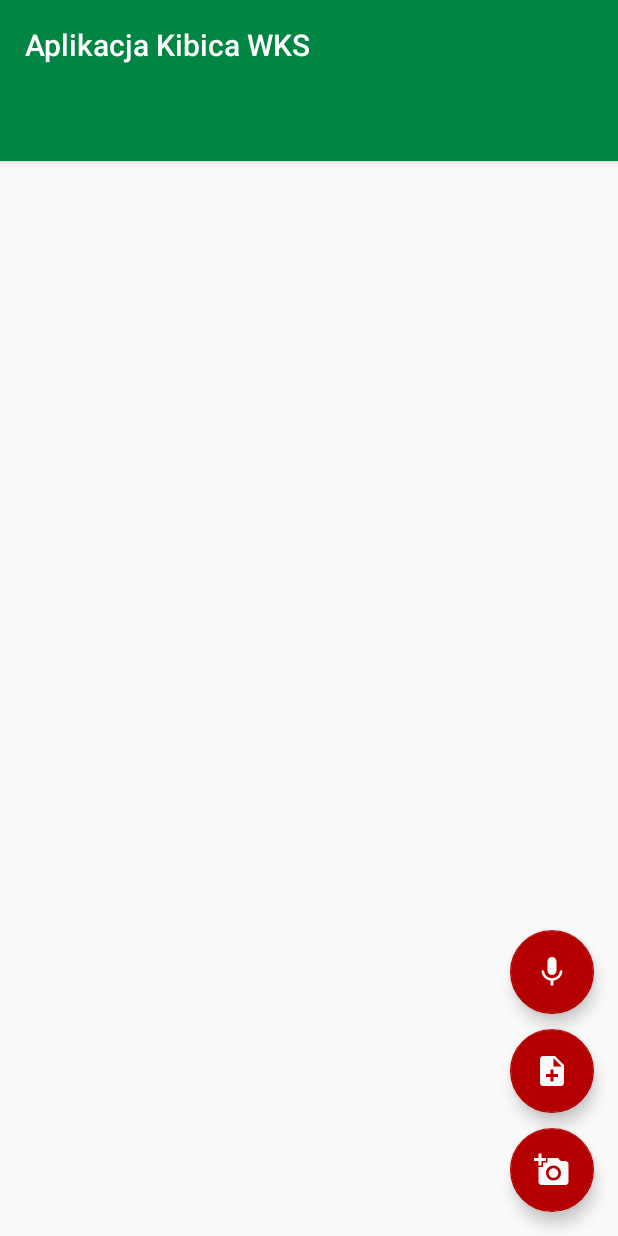
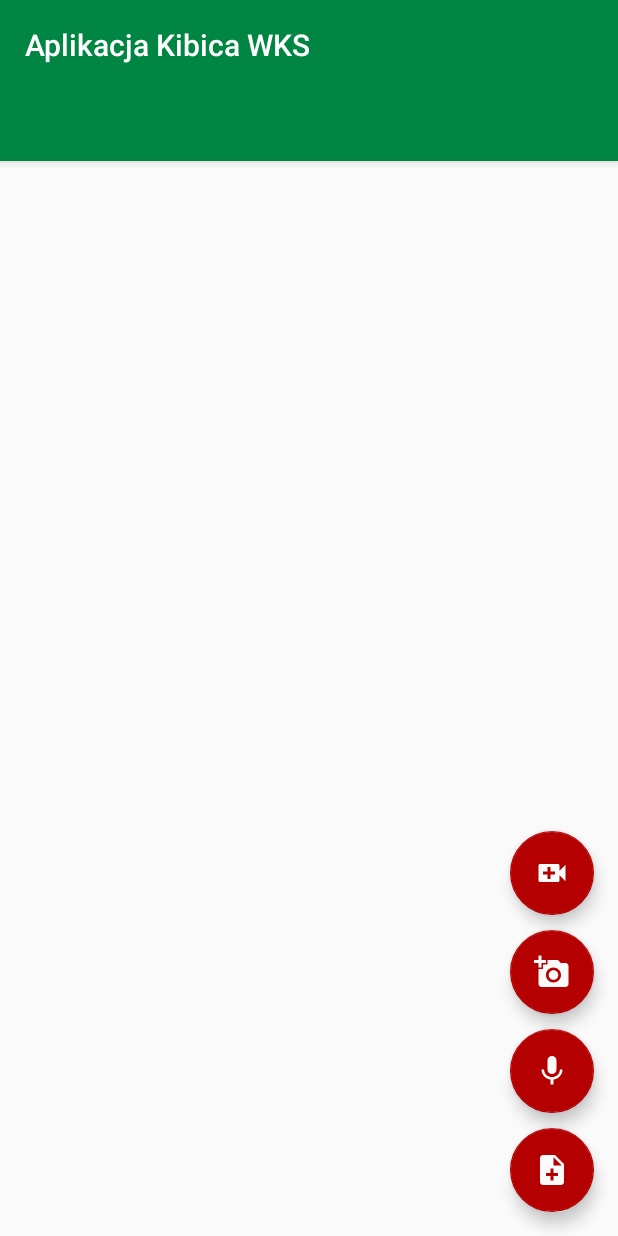
Before and after one commit to Gobral/aplikacja_SW, an Android app: the layout activity_notes2.xml on its own in the app's theme, with its tools: preview values and no code run, on a phone screen of 412 x 824 dp. Run offline under Robolectric (Android 15) with nearby library versions, the phone set to English and light mode, and no system bars.

Commit message:
dodano nowe frahmenty i aktywnosci, generuje nazwy dla wpisow i dziennikow

```diff
--- a/app/src/main/AndroidManifest.xml
+++ b/app/src/main/AndroidManifest.xml
@@ -16,14 +16,15 @@
 
     <application
         android:allowBackup="true"
+        android:hardwareAccelerated="true"
         android:icon="@mipmap/ic_launcher"
         android:label="@string/app_name"
         android:networkSecurityConfig="@xml/network_security_config"
         android:roundIcon="@mipmap/ic_launcher_round"
-        android:hardwareAccelerated="true"
         android:supportsRtl="true"
         android:theme="@style/AppTheme">
-        <activity android:name=".WyswietlanieNewsaActivity"></activity>
+        <activity android:name=".FilmActivity"></activity>
+        <activity android:name=".WyswietlanieNewsaActivity" />
         <activity android:name=".EdycjaWpisuActivity" />
         <activity android:name=".WyswietlaniePliku" />
         <activity
--- a/app/src/main/java/com/example/myapplication/PodgladNotatek.java
+++ b/app/src/main/java/com/example/myapplication/PodgladNotatek.java
@@ -81,6 +81,9 @@ public class PodgladNotatek extends Fragment {
                 final EditText input = new EditText(context);
 
                 input.setInputType(InputType.TYPE_CLASS_TEXT );
+                Calendar currentTime = Calendar.getInstance();
+                input.setText("Dziennik " + currentTime.get(currentTime.YEAR) + "-" + (currentTime.get(currentTime.MONTH) + 1) + "-" + currentTime.get(currentTime.DAY_OF_MONTH) + " " + currentTime.get(currentTime.HOUR_OF_DAY)
+                        + ":" +  currentTime.get(currentTime.MINUTE) + ":" + currentTime.get(currentTime.SECOND));
                 builder.setView(input);
 
                 builder.setPositiveButton("Zatwierdź", new DialogInterface.OnClickListener() {
--- /dev/null
+++ b/app/src/main/res/drawable/ic_video_call_black_24dp.xml
@@ -0,0 +1,5 @@
+<vector android:height="24dp" android:tint="#FAFAFA"
+    android:viewportHeight="24.0" android:viewportWidth="24.0"
+    android:width="24dp" xmlns:android="http://schemas.android.com/apk/res/android">
+    <path android:fillColor="#FF000000" android:pathData="M17,10.5V7c0,-0.55 -0.45,-1 -1,-1H4c-0.55,0 -1,0.45 -1,1v10c0,0.55 0.45,1 1,1h12c0.55,0 1,-0.45 1,-1v-3.5l4,4v-11l-4,4zM14,13h-3v3H9v-3H6v-2h3V8h2v3h3v2z"/>
+</vector>
--- a/app/src/main/res/layout/activity_notes2.xml
+++ b/app/src/main/res/layout/activity_notes2.xml
@@ -19,7 +19,9 @@
             android:minHeight="?actionBarSize"
             android:padding="@dimen/appbar_padding"
             android:text="@string/app_name"
-            android:textAppearance="@style/TextAppearance.Widget.AppCompat.Toolbar.Title" />
+            android:textAppearance="@style/TextAppearance.Widget.AppCompat.Toolbar.Title"
+            android:maxLines="1"
+            android:minLines="1"/>
 
         <com.google.android.material.tabs.TabLayout
             android:id="@+id/tabs"
@@ -35,23 +37,13 @@
         app:layout_behavior="@string/appbar_scrolling_view_behavior" />
 
     <com.google.android.material.floatingactionbutton.FloatingActionButton
-        android:id="@+id/fab"
+        android:id="@+id/dodaj_wpis_fb"
         android:layout_width="wrap_content"
         android:layout_height="wrap_content"
         android:layout_gravity="bottom|end"
         android:layout_margin="@dimen/fab_margin"
-        android:src="@drawable/ic_add_a_photo_black_24dp" />
+        android:src="@drawable/ic_note_add_black_24dp" />
 
-    <com.google.android.material.floatingactionbutton.FloatingActionButton
-        android:id="@+id/dodaj_wpis_fb"
-        android:layout_width="wrap_content"
-        android:layout_height="wrap_content"
-        android:layout_gravity="bottom|end"
-        android:layout_marginTop="@dimen/fab_margin"
-        android:layout_marginLeft="@dimen/fab_margin"
-        android:layout_marginRight="@dimen/fab_margin"
-        android:layout_marginBottom="82dp"
-        android:src="@drawable/ic_note_add_black_24dp" />
     <com.google.android.material.floatingactionbutton.FloatingActionButton
         android:id="@+id/dodaj_glosowe_fb"
         android:layout_width="wrap_content"
@@ -60,8 +52,30 @@
         android:layout_marginTop="@dimen/fab_margin"
         android:layout_marginLeft="@dimen/fab_margin"
         android:layout_marginRight="@dimen/fab_margin"
+        android:layout_marginBottom="82dp"
+        android:src="@drawable/ic_mic_black_24dp" />
+
+    <com.google.android.material.floatingactionbutton.FloatingActionButton
+        android:id="@+id/fab"
+        android:layout_width="wrap_content"
+        android:layout_height="wrap_content"
+        android:layout_gravity="bottom|end"
+        android:layout_marginTop="@dimen/fab_margin"
+        android:layout_marginLeft="@dimen/fab_margin"
+        android:layout_marginRight="@dimen/fab_margin"
         android:layout_marginBottom="148dp"
-        android:src="@drawable/ic_mic_black_24dp" />
+        android:src="@drawable/ic_add_a_photo_black_24dp" />
+
+    <com.google.android.material.floatingactionbutton.FloatingActionButton
+        android:id="@+id/dodaj_video_fb"
+        android:layout_width="wrap_content"
+        android:layout_height="wrap_content"
+        android:layout_gravity="bottom|end"
+        android:layout_marginTop="@dimen/fab_margin"
+        android:layout_marginLeft="@dimen/fab_margin"
+        android:layout_marginRight="@dimen/fab_margin"
+        android:layout_marginBottom="214dp"
+        android:src="@drawable/ic_video_call_black_24dp" />
 
 
 </androidx.coordinatorlayout.widget.CoordinatorLayout>
--- a/app/src/main/res/values/strings.xml
+++ b/app/src/main/res/values/strings.xml
@@ -6,7 +6,8 @@
     <string name="title_activity_notes2">Notes2Activity</string>
     <string name="tab_text_1">Wpisy</string>
     <string name="tab_text_2">Nagrania</string>
-    <string name="tab_text_3">Aparat</string>
+    <string name="tab_text_3">Zdjęcia</string>
+    <string name="tab_text_4">Wideo</string>
 
     <!-- TODO: Remove or change this placeholder text -->
     <string name="hello_blank_fragment">Hello blank fragment</string>
```
Also changed, not shown: app/src/main/java/com/example/myapplication/FilmActivity.java (added, +14 -0 lines), app/src/main/java/com/example/myapplication/Notes2Activity.java (+4 -6 lines), app/src/main/java/com/example/myapplication/WideoFragment.java (added, +31 -0 lines), app/src/main/java/com/example/myapplication/ui/main/SectionsPagerAdapter.java (+6 -2 lines), app/src/main/res/layout/activity_film.xml (added, +9 -0 lines), app/src/main/res/layout/fragment_wideo.xml (added, +14 -0 lines), app/src/main/res/layout/notatka_podglad_view.xml (+6 -3 lines), 1 other file.
